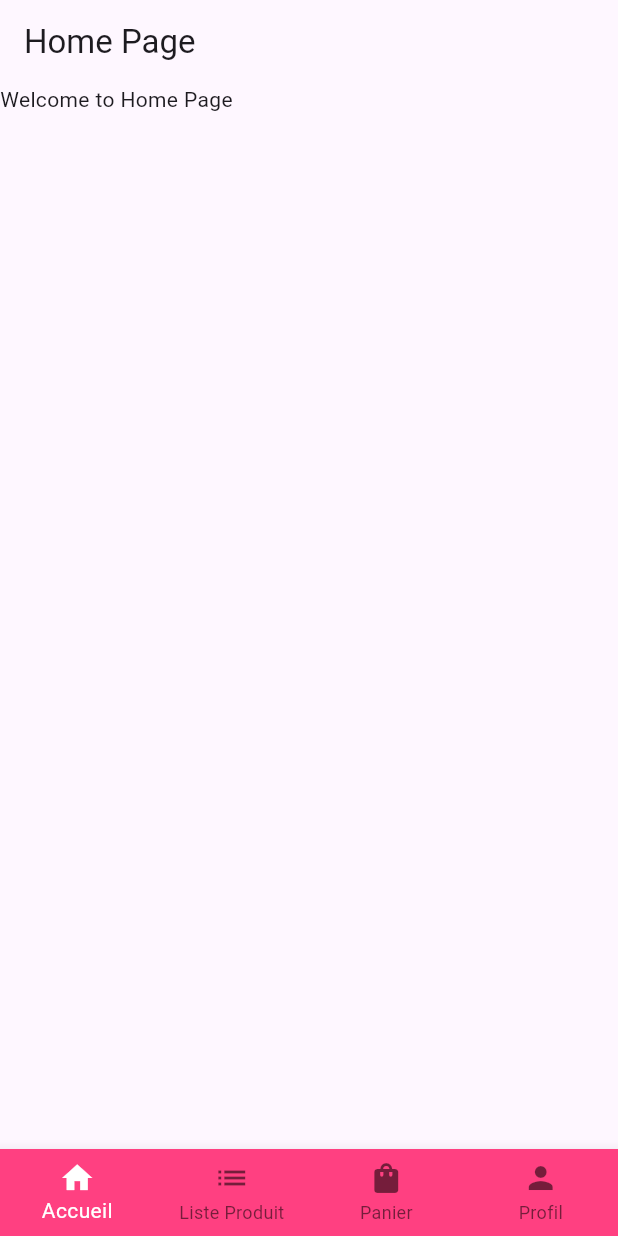
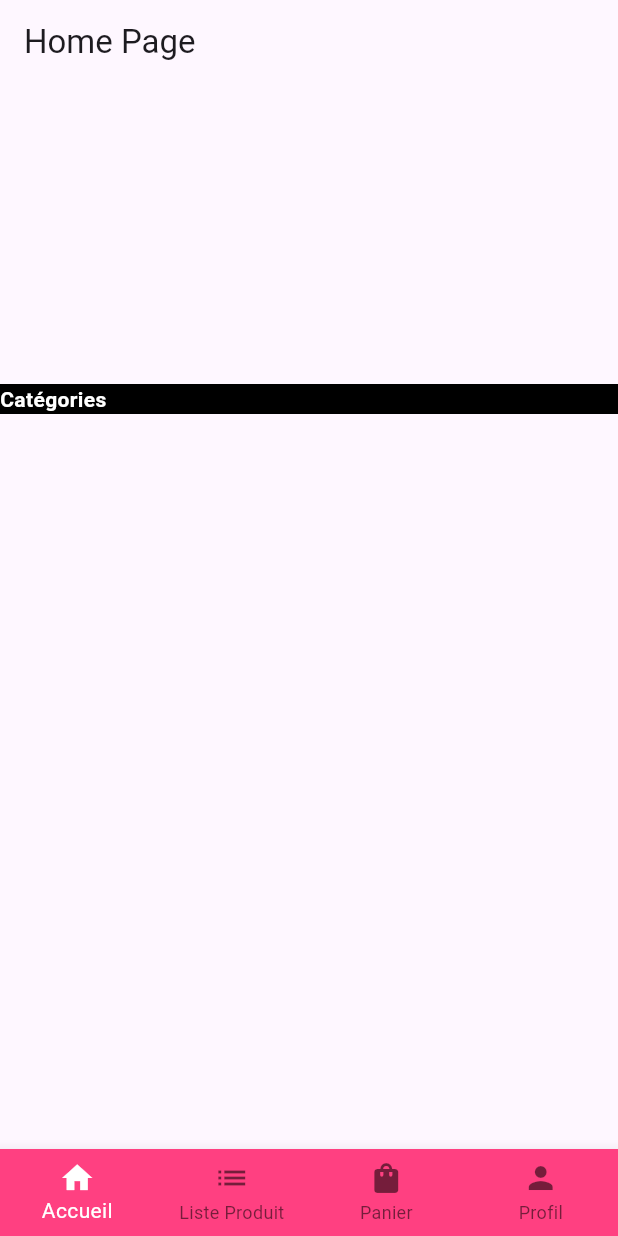
Before and after one commit to MarouaHattab/atelier04, a Flutter app: the screen it shows after launch, on a phone screen of 412 x 824 dp. Run offline on Flutter 3.47's test engine with Material 3 defaults, Android fonts, the phone set to English and light mode, and no system bars.

Commit message:
HOME SCREEN ADDED

```diff
--- a/lib/screens/home.dart
+++ b/lib/screens/home.dart
@@ -14,7 +14,23 @@ class _HomePageScreenState extends State<HomePageScreen> {
       appBar: AppBar(
         title: Text('Home Page'),
       ),
-      body:  Text('Welcome to Home Page'),
+      body:  Column(
+        mainAxisAlignment: MainAxisAlignment.start,
+        children: [
+          SizedBox(
+            height: 200,
+          ),
+          Container(
+            //width: MediaQuery.of(context).size.width*0.5,
+            width:double.infinity,
+            color: Colors.black,
+            child:
+            Text('Catégories',
+            style: TextStyle(color: Colors.white, fontWeight: FontWeight.w700),
+            ),
+          )
+        ],
+      ),
 
     );
   }
```
